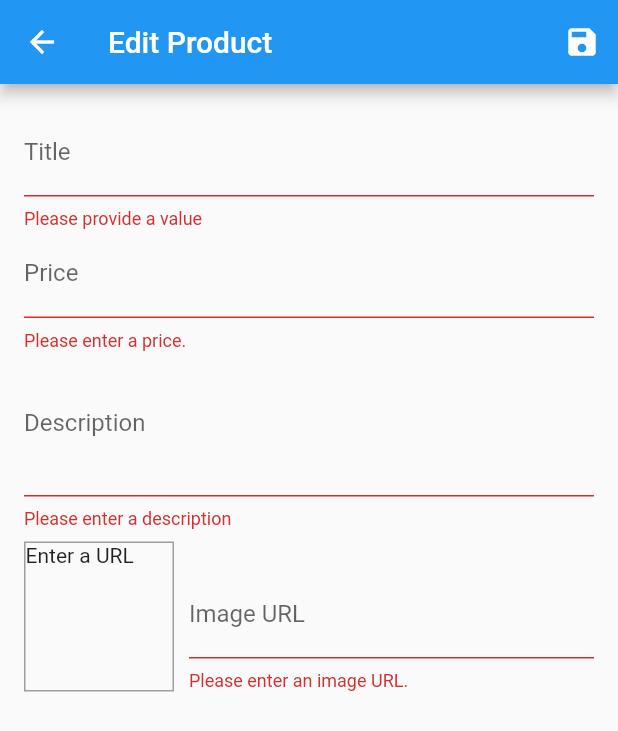
After one commit to NguyenTanPhucK11/ShopApp, a Flutter app: the EditProductScreen screen opened by its route, after a tap on the "save" icon, on a phone screen of 412 x 824 dp. The commit adds this screen. Shown: the top 731 px of the screen. Run offline on Flutter 3.47's test engine with Material 2 defaults, Android fonts, the phone set to English and light mode, and no system bars; network calls fail.

Commit message:
complete Shop App

```diff
--- a/lib/main.dart
+++ b/lib/main.dart
@@ -7,6 +7,8 @@ import './providers/products.dart';
 import './providers/cart.dart';
 import './providers/orders.dart';
 import './screens/orders_screen.dart';
+import './screens/user_products_screen.dart';
+import './screens/edit_product_screen.dart';
 
 void main() => runApp(MyApp());
 
@@ -35,7 +37,9 @@ class MyApp extends StatelessWidget {
         routes: {
           ProductDetailScreen.routeName: (ctx) => ProductDetailScreen(),
           CartScreen.routeName: (ctx) => CartScreen(),
-          OrdersScreen.routeName : (ctx) => OrdersScreen(),
+          OrdersScreen.routeName: (ctx) => OrdersScreen(),
+          UserProductsScreen.routeName: (ctx) => UserProductsScreen(),
+          EditProductScreen.routeName: (ctx)=>EditProductScreen(),
         },
       ),
     );
--- a/lib/providers/products.dart
+++ b/lib/providers/products.dart
@@ -44,7 +44,7 @@ class Products with ChangeNotifier {
   }
 
   List<Product> get favoriteItems {
-    return _items.where((prodItem)=>prodItem.isFavorite).toList();
+    return _items.where((prodItem) => prodItem.isFavorite).toList();
   }
 
   Product findById(String id) {
@@ -61,7 +61,30 @@ class Products with ChangeNotifier {
   //   notifyListeners();
   // }
 
-  void addProduct() {
+  void addProduct(Product product) {
+    final newProduct = Product(
+      title: product.title,
+      description: product.description,
+      price: product.price,
+      imageUrl: product.imageUrl,
+      id: DateTime.now().toString(),
+    );
+    _items.add(newProduct);
+    notifyListeners();
+  }
+
+  void updateProduct(String id, Product newProduct) {
+    final prodIndex = _items.indexWhere((prod) => prod.id == id);
+    if (prodIndex >= 0) {
+      _items[prodIndex] = newProduct;
+      notifyListeners();
+    } else {
+      print('...');
+    }
+  }
+
+  void deleteProduct(String id) {
+    _items.removeWhere((prod) => prod.id == id);
     notifyListeners();
   }
 }
--- /dev/null
+++ b/lib/screens/edit_product_screen.dart
@@ -0,0 +1,274 @@
+import 'package:flutter/material.dart';
+import 'package:provider/provider.dart';
+
+import '../providers/product.dart';
+import '../providers/products.dart';
+
+class EditProductScreen extends StatefulWidget {
+  static const routeName = '/edit-product';
+
+  @override
+  _EditProductScreenState createState() => _EditProductScreenState();
+}
+
+class _EditProductScreenState extends State<EditProductScreen> {
+  final _priceFocusNode = FocusNode();
+  final _descriptionFocusNode = FocusNode();
+  final _imageUrlController = TextEditingController();
+  final _imageUrlFocusNode = FocusNode();
+  final _form = GlobalKey<FormState>();
+
+  var _editedProduct = Product(
+    id: null,
+    title: '',
+    description: '',
+    price: 0,
+    imageUrl: '',
+  );
+
+  var _initValues = {
+    'title': '',
+    'description': '',
+    'price': '',
+    'imageUrl': '',
+  };
+
+  var _isInit = true;
+  @override
+  void initState() {
+    _imageUrlFocusNode.addListener(_updateImageUrl);
+    super.initState();
+  }
+
+  @override
+  void didChangeDependencies() {
+    // TODO: implement didChangeDependencies
+    if (_isInit) {
+      final productId = ModalRoute.of(context).settings.arguments as String;
+      if (productId != null) {
+        _editedProduct =
+            Provider.of<Products>(context, listen: false).findById(productId);
+        _initValues = {
+          'title': _editedProduct.title,
+          'description': _editedProduct.description,
+          'price': _editedProduct.price.toString(),
+          'imageUrl': '',
+        };
+        _imageUrlController.text = _editedProduct.imageUrl;
+      }
+    }
+    _isInit = false;
+    super.didChangeDependencies();
+  }
+
+  @override
+  void dispose() {
+    _imageUrlFocusNode.removeListener(_updateImageUrl);
+    _priceFocusNode.dispose();
+    _descriptionFocusNode.dispose();
+    _imageUrlController.dispose();
+    _imageUrlFocusNode.dispose();
+    super.dispose();
+  }
+
+  void _updateImageUrl() {
+    if (!_imageUrlFocusNode.hasFocus) {
+      if ((!_imageUrlController.text.startsWith('http') &&
+              !_imageUrlController.text.endsWith('https')) ||
+          (!_imageUrlController.text.endsWith('.png') &&
+              !_imageUrlController.text.endsWith('.jpg') &&
+              !_imageUrlController.text.endsWith('.jpeg'))) {
+        return;
+      }
+      setState(() {});
+    }
+  }
+
+  void _saveForm() {
+    final isValid = _form.currentState.validate();
+    if (!isValid) {
+      return;
+    }
+    _form.currentState.save();
+    if (_editedProduct.id != null) {
+      Provider.of<Products>(context, listen: false)
+          .updateProduct(_editedProduct.id, _editedProduct);
+    } else {
+      Provider.of<Products>(context, listen: false).addProduct(_editedProduct);
+    }
+    Navigator.of(context).pop();
+
+    print(_editedProduct.title);
+    print(_editedProduct.description);
+    print(_editedProduct.price);
+    print(_editedProduct.imageUrl);
+  }
+
+  @override
+  Widget build(BuildContext context) {
+    return Scaffold(
+      appBar: AppBar(
+        title: Text('Edit Product'),
+        actions: <Widget>[
+          IconButton(
+            icon: Icon(Icons.save),
+            onPressed: _saveForm,
+          )
+        ],
+      ),
+      body: Padding(
+        padding: const EdgeInsets.all(16.0),
+        child: Form(
+          key: _form,
+          child: ListView(
+            children: <Widget>[
+              TextFormField(
+                initialValue: _initValues['title'],
+                decoration: InputDecoration(labelText: 'Title'),
+                textInputAction: TextInputAction.next,
+                onFieldSubmitted: (_) {
+                  FocusScope.of(context).requestFocus(_priceFocusNode);
+                },
+                validator: (value) {
+                  if (value.isEmpty) {
+                    return "Please provide a value";
+                  }
+
+                  return null;
+                },
+                onSaved: (value) {
+                  _editedProduct = Product(
+                    title: value,
+                    description: _editedProduct.description,
+                    price: _editedProduct.price,
+                    imageUrl: _editedProduct.imageUrl,
+                    id: _editedProduct.id,
+                    isFavorite: _editedProduct.isFavorite,
+                  );
+                },
+              ),
+              TextFormField(
+                initialValue: _initValues['price'],
+                decoration: InputDecoration(labelText: 'Price'),
+                textInputAction: TextInputAction.next,
+                keyboardType: TextInputType.number,
+                focusNode: _priceFocusNode,
+                onFieldSubmitted: (_) {
+                  FocusScope.of(context).requestFocus(_descriptionFocusNode);
+                },
+                validator: (value) {
+                  if (value.isEmpty) {
+                    return 'Please enter a price.';
+                  }
+                  if (double.tryParse(value) == null) {
+                    return 'Please enter a valid number.';
+                  }
+                  if (double.parse(value) <= 0) {
+                    return 'Please enter a number greater than zero.';
+                  }
+                  return null;
+                },
+                onSaved: (value) {
+                  _editedProduct = Product(
+                    title: _editedProduct.title,
+                    description: _editedProduct.description,
+                    price: double.parse(value),
+                    imageUrl: _editedProduct.imageUrl,
+                    id : _editedProduct.id,
+                    isFavorite: _editedProduct.isFavorite,
+                  );
+                },
+              ),
+              TextFormField(
+                initialValue: _initValues['description'],
+                decoration: InputDecoration(labelText: 'Description'),
+                maxLines: 3,
+                keyboardType: TextInputType.multiline,
+                focusNode: _descriptionFocusNode,
+                validator: (value) {
+                  if (value.isEmpty) {
+                    return 'Please enter a description';
+                  }
+                  if (value.length < 10) {
+                    return 'Should be at least 10 characters long.';
+                  }
+                  return null;
+                },
+                onSaved: (value) {
+                  _editedProduct = Product(
+                    title: _editedProduct.title,
+                    description: value,
+                    price: _editedProduct.price,
+                    imageUrl: _editedProduct.imageUrl,
+                    id: _editedProduct.id,
+                    isFavorite: _editedProduct.isFavorite,
+                  );
+                },
+              ),
+              Row(
+                crossAxisAlignment: CrossAxisAlignment.end,
+                children: <Widget>[
+                  Container(
+                    width: 100,
+                    height: 100,
+                    margin: EdgeInsets.only(top: 8, right: 10),
+                    decoration: BoxDecoration(
+                      border: Border.all(
+                        width: 1,
+                        color: Colors.grey,
+                      ),
+                    ),
+                    child: _imageUrlController.text.isEmpty
+                        ? Text('Enter a URL')
+                        : FittedBox(
+                            child: Image.network(
+                              _imageUrlController.text,
+                              fit: BoxFit.cover,
+                            ),
+                          ),
+                  ),
+                  Expanded(
+                    child: TextFormField(
+                      decoration: InputDecoration(labelText: 'Image URL'),
+                      keyboardType: TextInputType.url,
+                      textInputAction: TextInputAction.done,
+                      controller: _imageUrlController,
+                      focusNode: _imageUrlFocusNode,
+                      validator: (value) {
+                        if (value.isEmpty) {
+                          return 'Please enter an image URL.';
+                        }
+                        if (!value.startsWith('http') &&
+                            !value.startsWith('https')) {
+                          return 'Plese enter a valid URL.';
+                        }
+                        if (!value.endsWith('.png') &&
+                            value.endsWith('.jpg') &&
+                            value.endsWith('jpeg')) {
+                          return 'Plese enter a valid image URL.';
+                        }
+                      },
+                      onFieldSubmitted: (_) {
+                        _saveForm();
+                      },
+                      onSaved: (value) {
+                        _editedProduct = Product(
+                          id: _editedProduct.id,
+                          isFavorite: _editedProduct.isFavorite,
+                          title: _editedProduct.title,
+                          description: _editedProduct.description,
+                          price: _editedProduct.price,
+                          imageUrl: value,
+                        );
+                      },
+                    ),
+                  )
+                ],
+              )
+            ],
+          ),
+        ),
+      ),
+    );
+  }
+}
```
Also changed, not shown: lib/providers/cart.dart (+19 -0 lines), lib/screens/user_products_screen.dart (added, +46 -0 lines), lib/widgets/app_drawer.dart (+13 -1 lines), lib/widgets/cart_item.dart (+25 -0 lines), lib/widgets/product_item.dart (+14 -0 lines), lib/widgets/user_product_item.dart (added, +47 -0 lines).
